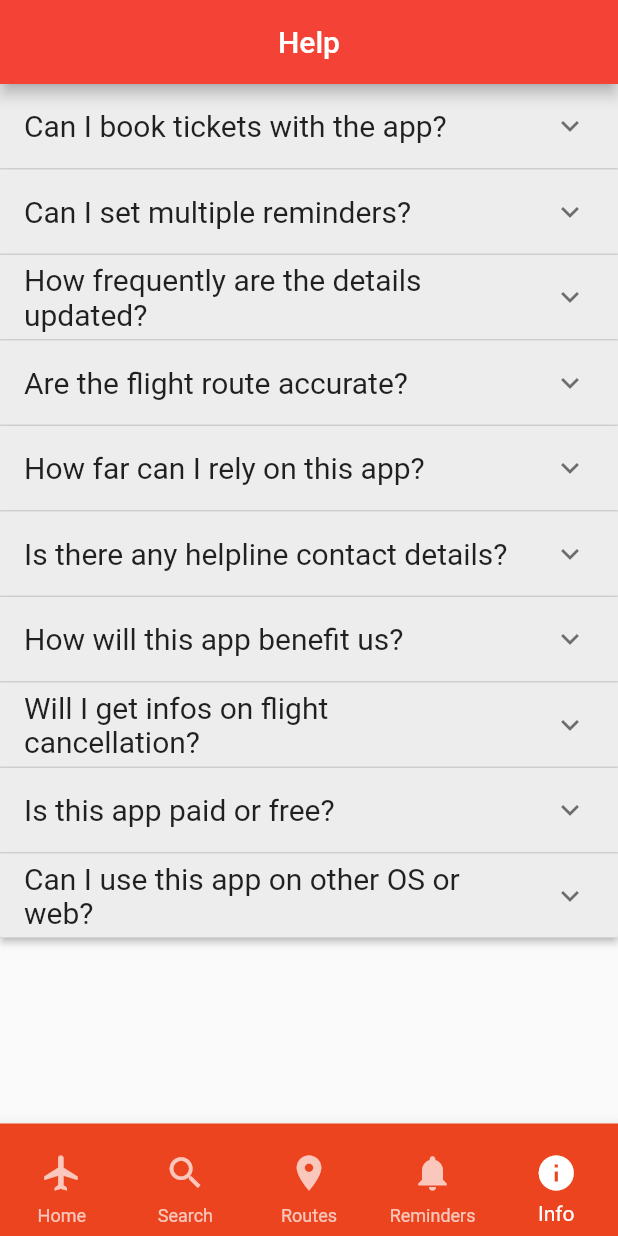
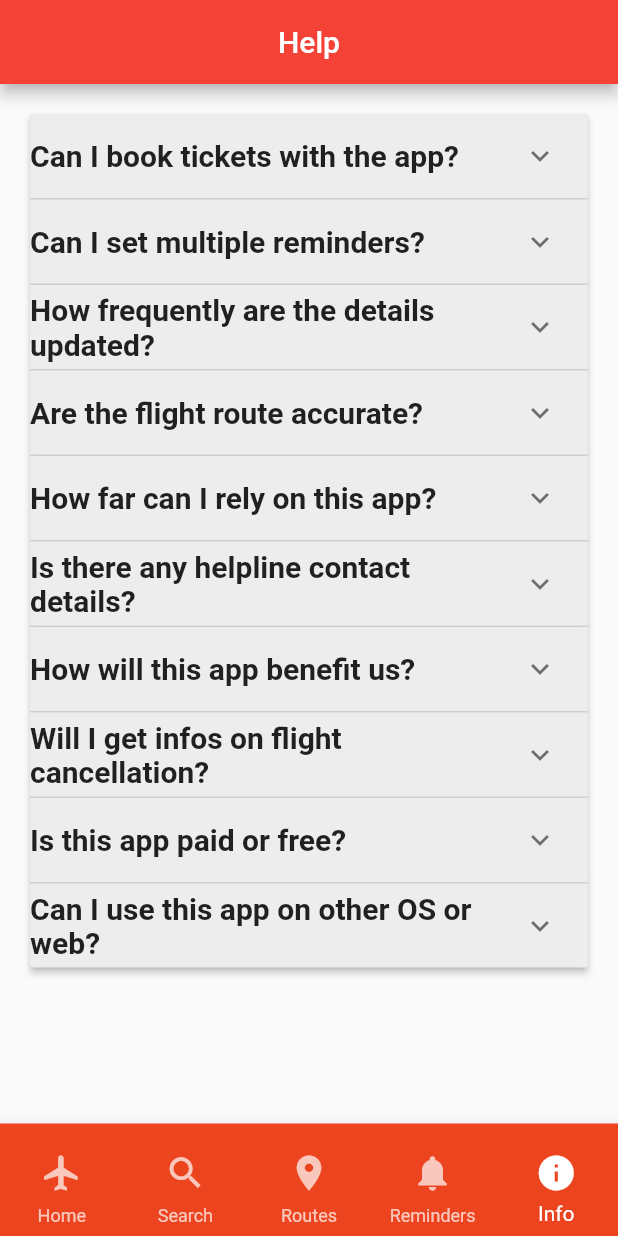
Before and after one commit to divyashC/fids_mobile_app, a Flutter app: the screen it shows after launch, item 5 of the bottom bar chosen, on a phone screen of 412 x 824 dp. Run offline on Flutter 3.47's test engine with Material 2 defaults, Android fonts, the phone set to English and light mode, and no system bars; network calls fail; Roboto replaces fonts that are missing (Arial).

Commit message:
Update info_page.dart

```diff
--- a/lib/info_page.dart
+++ b/lib/info_page.dart
@@ -31,8 +31,11 @@ class _InfoPageState extends State<InfoPage> {
           backgroundColor: Colors.red,
         ),
         body: SingleChildScrollView(
+          padding:
+              const EdgeInsets.only(left: 20, top: 20, bottom: 20, right: 20),
           child: ExpansionPanelList.radio(
-            animationDuration: const Duration(milliseconds: 300),
+            expandedHeaderPadding: (const EdgeInsets.all(20)),
+            animationDuration: const Duration(milliseconds: 200),
             initialOpenPanelValue: 26,
             children: items
                 .map(
@@ -45,6 +48,7 @@ class _InfoPageState extends State<InfoPage> {
                         item.header,
                         style: const TextStyle(
                           fontSize: 20,
+                          fontWeight: (FontWeight.bold),
                           fontFamily: 'Arial',
                         ),
                       ),
@@ -74,7 +78,7 @@ class ListTitle extends StatelessWidget {
   @override
   Widget build(BuildContext context) => ListTile(
         title: title,
-        contentPadding: const EdgeInsets.symmetric(horizontal: 16),
+        contentPadding: const EdgeInsets.symmetric(horizontal: 0),
       );
 }
 
```
